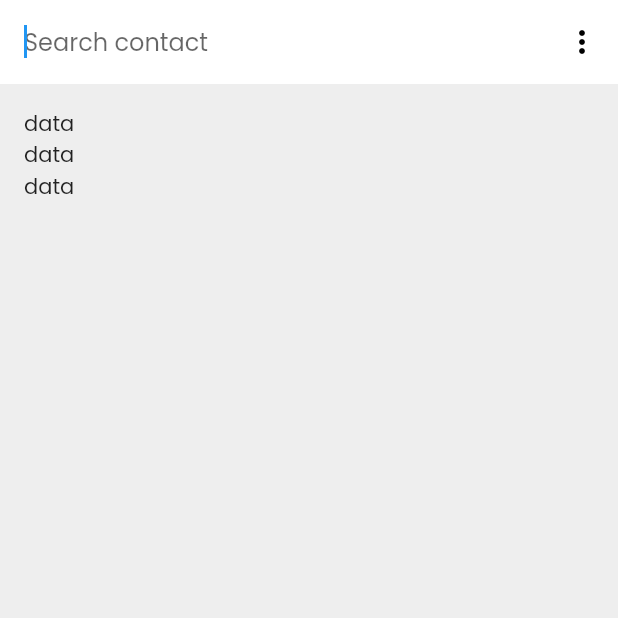
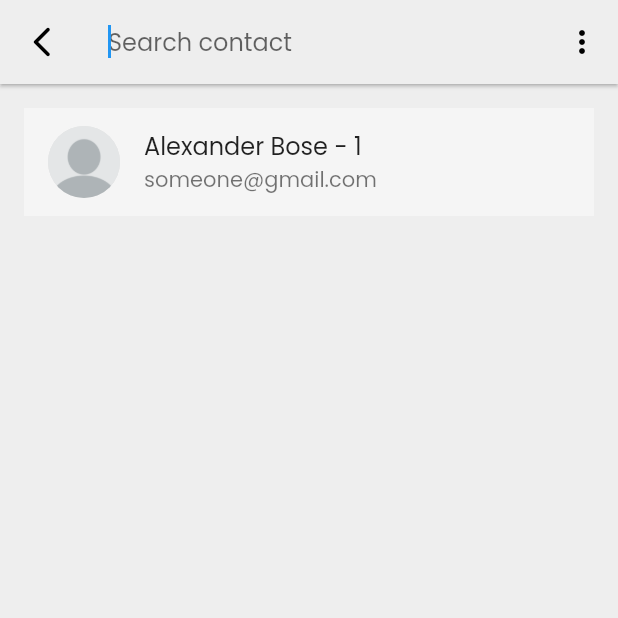
Before and after one commit to BishalTamangDev/linklocker_flutter, a Flutter app: the SearchPage screen opened by its route, on a phone screen of 412 x 824 dp, the top half of it. Run offline on Flutter 3.47's test engine with Material 3 defaults, Android fonts, the phone set to English and light mode, and no system bars; our stand-ins replace go_router.

Commit message:
search page ui updated

```diff
--- a/lib/features/presentation/search/search_page.dart
+++ b/lib/features/presentation/search/search_page.dart
@@ -1,4 +1,7 @@
+import 'dart:math';
+
 import 'package:flutter/material.dart';
+import 'package:go_router/go_router.dart';
 
 class SearchPage extends StatefulWidget {
   const SearchPage({super.key});
@@ -8,19 +11,58 @@ class SearchPage extends StatefulWidget {
 }
 
 class _SearchPageState extends State<SearchPage> {
+  // variable
+  bool hasText = false;
+
+  var searchController = TextEditingController();
+
   @override
   Widget build(BuildContext context) {
+    var colorScheme = Theme.of(context).colorScheme;
+
     return Scaffold(
       // app bar
       appBar: AppBar(
         title: TextField(
           autofocus: true,
+          controller: searchController,
+          onChanged: (newValue) {
+            setState(() {
+              hasText = newValue.isEmpty ? false : true;
+            });
+          },
           decoration: InputDecoration(
             border: InputBorder.none,
             hintText: "Search contact",
+            suffixIcon: !hasText
+                ? null
+                : Transform.rotate(
+                    angle: pi / 4,
+                    child: InkWell(
+                      hoverColor: Colors.transparent,
+                      splashColor: Colors.transparent,
+                      highlightColor: Colors.transparent,
+                      onTap: () {
+                        setState(() {
+                          //   clear search text
+                          searchController.clear();
+                          hasText = false;
+                        });
+                      },
+                      child: Icon(
+                        Icons.add,
+                        color: colorScheme.onSecondary,
                       ),
                     ),
-          elevation: 0,
+                  ),
+          ),
+        ),
+        leading: IconButton(
+          onPressed: () => context.pop(context),
+          icon: Icon(Icons.arrow_back_ios_new_rounded),
+        ),
+        backgroundColor: Theme.of(context).canvasColor,
+        elevation: 1,
         actions: [
           IconButton(
             onPressed: () {},
@@ -29,16 +71,31 @@ class _SearchPageState extends State<SearchPage> {
         ],
       ),
 
+      backgroundColor: Theme.of(context).canvasColor,
+
       //   body
       body: SingleChildScrollView(
         child: Padding(
           padding: const EdgeInsets.all(16.0),
           child: Column(
             children: [
-                ...List.generate(3, (context) => Text("data")),
+              Container(
+                color: colorScheme.surface,
+                child: ListTile(
+                  onTap: () => context.push('/link/view/1'),
+                  leading: CircleAvatar(
+                    radius: 24.0,
+                    backgroundColor: colorScheme.secondary,
+                    foregroundImage: AssetImage('assets/images/blank_user.png'),
+                  ),
+                  title: Text("Alexander Bose - 1"),
+                  subtitle: const Text("someone@gmail.com"),
+                ),
+              ),
             ],
           ),
         ),
-        ));
+      ),
+    );
   }
 }
--- a/lib/shared/widgets/custom_text_field_widget.dart
+++ b/lib/shared/widgets/custom_text_field_widget.dart
@@ -26,7 +26,6 @@ class CustomTextFieldWidget extends StatelessWidget {
       controller: controller,
       autofocus: autofocus,
       maxLines: maxLine,
-      textAlignVertical: TextAlignVertical.top,
       decoration: InputDecoration(
         prefixIcon: Icon(
           leadingIcon,
```
Lines whose indentation alone changed are shown as unchanged.
